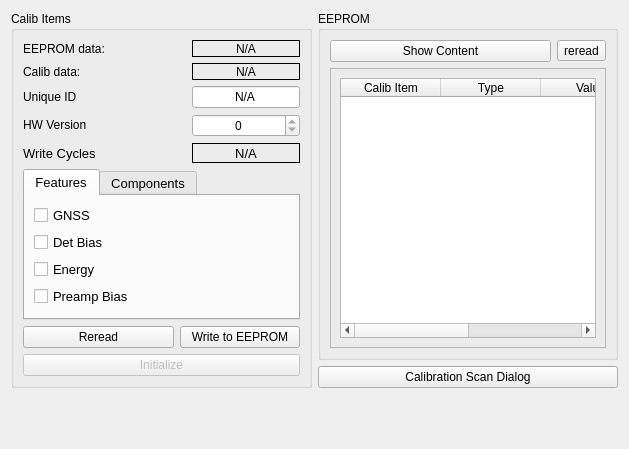
This is gui/src/calibform.ui in MuonPi/muondetector as Qt 5 draws it before an edit. The edited form follows.
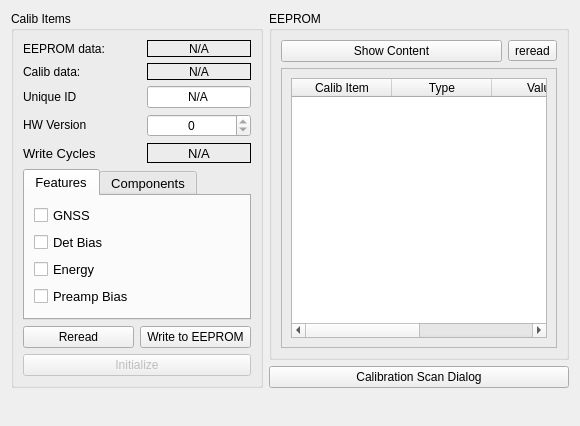
This is the edited form.

Commit message: modified the widget layouts and sizes slightly to allow for a slightly smaller window height

What changed in the file:
```diff
--- a/gui/src/calibform.ui
+++ b/gui/src/calibform.ui
@@ -6,8 +6,8 @@
    <rect>
     <x>0</x>
     <y>0</y>
-    <width>629</width>
-    <height>449</height>
+    <width>580</width>
+    <height>426</height>
    </rect>
   </property>
   <property name="windowTitle">
```
The commit also changes 9 other files.
